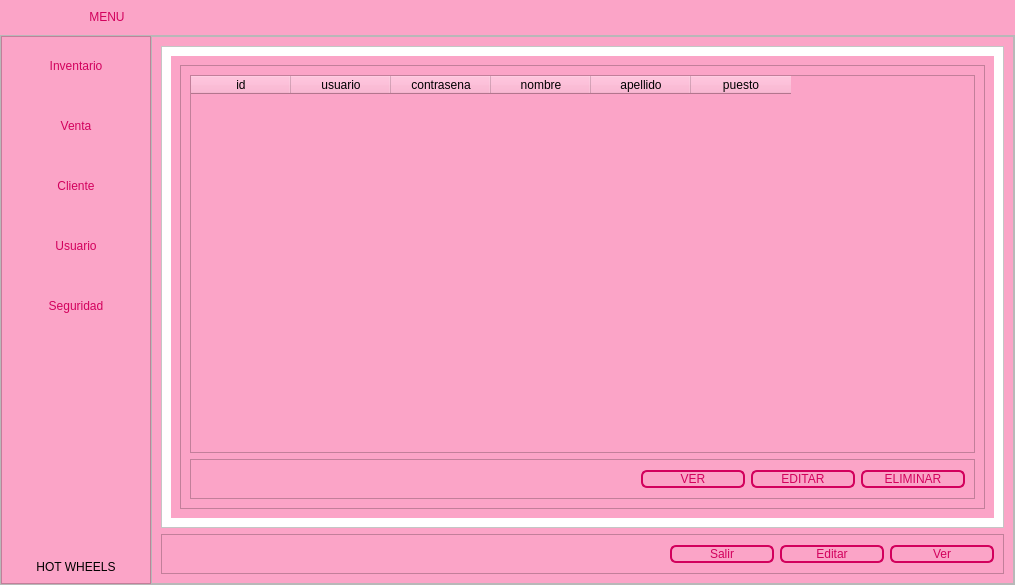
AnderNoleon/proyecto_carro, file View/menu.ui: the form before one commit.
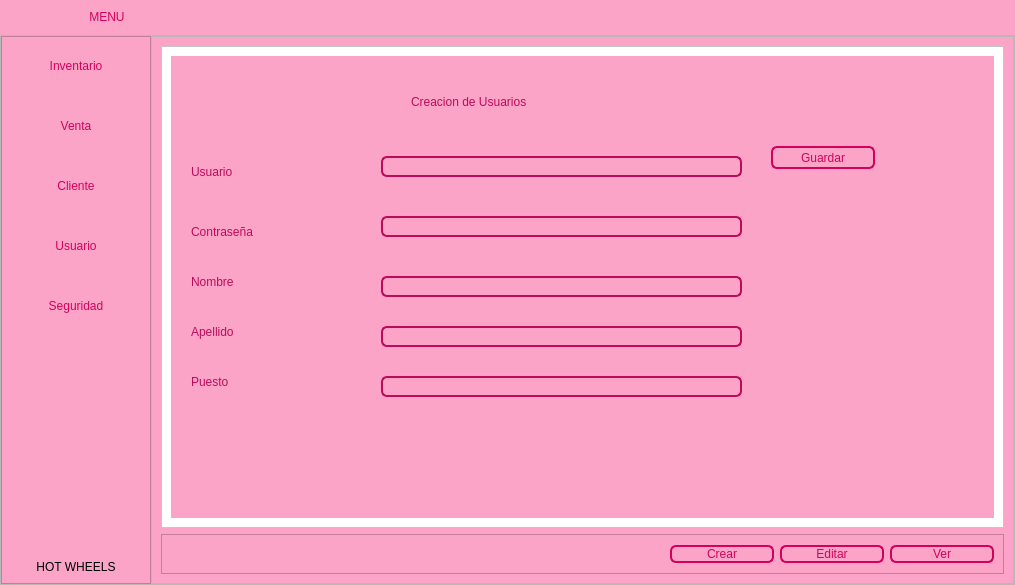
The form after the commit. The open tabs and pages were chosen to show the change. Icons and pictures are not drawn.

Diff of the .ui file:
```diff
--- a/View/menu.ui
+++ b/View/menu.ui
@@ -2720,6 +2720,233 @@
                    <property name="currentIndex">
                     <number>0</number>
                    </property>
+                   <widget class="QWidget" name="page_crear_u">
+                    <widget class="QPushButton" name="btn_g_u">
+                     <property name="geometry">
+                      <rect>
+                       <x>600</x>
+                       <y>90</y>
+                       <width>104</width>
+                       <height>23</height>
+                      </rect>
+                     </property>
+                     <property name="styleSheet">
+                      <string notr="true">QPushButton{
+    border: 2px solid #d2015d;
+    border-radius: 6px;
+    background-color: #fba4c7;
+    font: 60 10pt &quot;Arial Black&quot;;
+    color: #d2015d;
+    min-width: 100px;
+}
+QPushButton:hover{
+    background-color: white;
+    font: 70 10pt &quot;Arial Black&quot;;
+}
+</string>
+                     </property>
+                     <property name="text">
+                      <string>Guardar</string>
+                     </property>
+                    </widget>
+                    <widget class="QLabel" name="label_29">
+                     <property name="geometry">
+                      <rect>
+                       <x>240</x>
+                       <y>20</y>
+                       <width>391</width>
+                       <height>51</height>
+                      </rect>
+                     </property>
+                     <property name="styleSheet">
+                      <string notr="true">color: rgb(188, 11, 91);
+font: 75 20pt &quot;Orbitron&quot;;</string>
+                     </property>
+                     <property name="text">
+                      <string>Creacion de Usuarios</string>
+                     </property>
+                    </widget>
+                    <widget class="QLabel" name="label_30">
+                     <property name="geometry">
+                      <rect>
+                       <x>20</x>
+                       <y>100</y>
+                       <width>101</width>
+                       <height>31</height>
+                      </rect>
+                     </property>
+                     <property name="styleSheet">
+                      <string notr="true">color: rgb(188, 11, 91);
+font: 75 16pt &quot;Orbitron&quot;;</string>
+                     </property>
+                     <property name="text">
+                      <string>Usuario</string>
+                     </property>
+                    </widget>
+                    <widget class="QLineEdit" name="txt_nombre_usuario_c">
+                     <property name="geometry">
+                      <rect>
+                       <x>210</x>
+                       <y>100</y>
+                       <width>361</width>
+                       <height>21</height>
+                      </rect>
+                     </property>
+                     <property name="styleSheet">
+                      <string notr="true">QLineEdit{
+border: 2px solid #bc0b5b;
+border-radius: 6px;
+color: rgb(210, 1, 93);
+background-color:rgb(251, 164, 199);
+font: 75 10pt&quot;Times New Roman&quot;;
+}</string>
+                     </property>
+                    </widget>
+                    <widget class="QLabel" name="label_31">
+                     <property name="geometry">
+                      <rect>
+                       <x>20</x>
+                       <y>160</y>
+                       <width>151</width>
+                       <height>31</height>
+                      </rect>
+                     </property>
+                     <property name="styleSheet">
+                      <string notr="true">color: rgb(188, 11, 91);
+font: 75 16pt &quot;Orbitron&quot;;</string>
+                     </property>
+                     <property name="text">
+                      <string>Contraseña</string>
+                     </property>
+                    </widget>
+                    <widget class="QLabel" name="label_32">
+                     <property name="geometry">
+                      <rect>
+                       <x>20</x>
+                       <y>210</y>
+                       <width>101</width>
+                       <height>31</height>
+                      </rect>
+                     </property>
+                     <property name="styleSheet">
+                      <string notr="true">color: rgb(188, 11, 91);
+font: 75 16pt &quot;Orbitron&quot;;</string>
+                     </property>
+                     <property name="text">
+                      <string>Nombre</string>
+                     </property>
+                    </widget>
+                    <widget class="QLabel" name="label_33">
+                     <property name="geometry">
+                      <rect>
+                       <x>20</x>
+                       <y>310</y>
+                       <width>101</width>
+                       <height>31</height>
+                      </rect>
+                     </property>
+                     <property name="styleSheet">
+                      <string notr="true">color: rgb(188, 11, 91);
+font: 75 16pt &quot;Orbitron&quot;;</string>
+                     </property>
+                     <property name="text">
+                      <string>Puesto</string>
+                     </property>
+                    </widget>
+                    <widget class="QLabel" name="label_34">
+                     <property name="geometry">
+                      <rect>
+                       <x>20</x>
+                       <y>260</y>
+                       <width>101</width>
+                       <height>31</height>
+                      </rect>
+                     </property>
+                     <property name="styleSheet">
+                      <string notr="true">color: rgb(188, 11, 91);
+font: 75 16pt &quot;Orbitron&quot;;</string>
+                     </property>
+                     <property name="text">
+                      <string>Apellido</string>
+                     </property>
+                    </widget>
+                    <widget class="QLineEdit" name="txt_contra_u">
+                     <property name="geometry">
+                      <rect>
+                       <x>210</x>
+                       <y>160</y>
+                       <width>361</width>
+                       <height>21</height>
+                      </rect>
+                     </property>
+                     <property name="styleSheet">
+                      <string notr="true">QLineEdit{
+border: 2px solid #bc0b5b;
+border-radius: 6px;
+color: rgb(210, 1, 93);
+background-color:rgb(251, 164, 199);
+font: 75 10pt&quot;Times New Roman&quot;;
+}</string>
+                     </property>
+                    </widget>
+                    <widget class="QLineEdit" name="txt_nombre_u">
+                     <property name="geometry">
+                      <rect>
+                       <x>210</x>
+                       <y>220</y>
+                       <width>361</width>
+                       <height>21</height>
+                      </rect>
+                     </property>
+                     <property name="styleSheet">
+                      <string notr="true">QLineEdit{
+border: 2px solid #bc0b5b;
+border-radius: 6px;
+color: rgb(210, 1, 93);
+background-color:rgb(251, 164, 199);
+font: 75 10pt&quot;Times New Roman&quot;;
+}</string>
+                     </property>
+                    </widget>
+                    <widget class="QLineEdit" name="txt_apellido_u">
+                     <property name="geometry">
+                      <rect>
+                       <x>210</x>
+                       <y>270</y>
+                       <width>361</width>
+                       <height>21</height>
+                      </rect>
+                     </property>
+                     <property name="styleSheet">
+                      <string notr="true">QLineEdit{
+border: 2px solid #bc0b5b;
+border-radius: 6px;
+color: rgb(210, 1, 93);
+background-color:rgb(251, 164, 199);
+font: 75 10pt&quot;Times New Roman&quot;;
+}</string>
+                     </property>
+                    </widget>
+                    <widget class="QLineEdit" name="txt_puesto_u">
+                     <property name="geometry">
+                      <rect>
+                       <x>210</x>
+                       <y>320</y>
+                       <width>361</width>
+                       <height>21</height>
+                      </rect>
+                     </property>
+                     <property name="styleSheet">
+                      <string notr="true">QLineEdit{
+border: 2px solid #bc0b5b;
+border-radius: 6px;
+color: rgb(210, 1, 93);
+background-color:rgb(251, 164, 199);
+font: 75 10pt&quot;Times New Roman&quot;;
+}</string>
+                     </property>
+                    </widget>
+                   </widget>
                    <widget class="QWidget" name="page_editar_usuario">
                     <layout class="QVBoxLayout" name="verticalLayout_11">
                      <item>
@@ -3006,7 +3233,7 @@
 </string>
                    </property>
                    <property name="text">
-                    <string>Salir</string>
+                    <string>Crear</string>
                    </property>
                   </widget>
                  </item>
```
Left out of the diff: 87 changed lines with no effect on the pictures.
